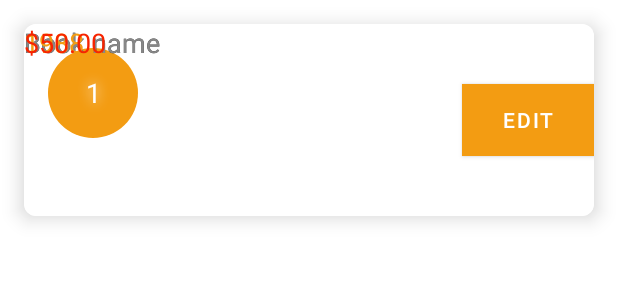
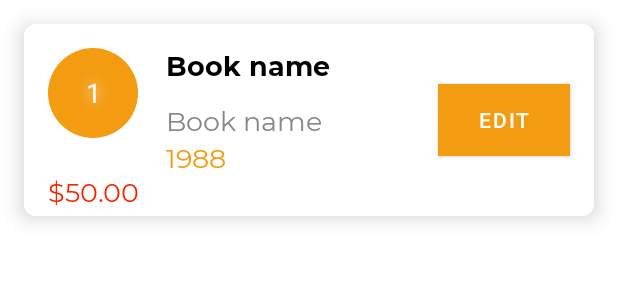
Before and after one commit to omarezzdeen/Firestore-android-app, an Android app: the layout item_book.xml on its own in the app's theme, with its tools: preview values and no code run, on a phone screen of 412 x 824 dp. Shown: the top 300 px of the screen. Run offline under Robolectric (Android 15) with nearby library versions, the phone set to English and light mode, and no system bars.

Commit message:
completed the edit and delete book 1.3

```diff
--- a/app/src/main/java/com/example/firestoreandroidapp/models/Books.kt
+++ b/app/src/main/java/com/example/firestoreandroidapp/models/Books.kt
@@ -4,7 +4,7 @@ import android.os.Parcelable
 import java.util.*
 
 data class Books(
-//    val id: String = "",
+    var id: String = "",
     val bookName: String = "",
     val bookAuthor: String = "",
     val launchYear: String = "",
--- a/app/src/main/java/com/example/firestoreandroidapp/screens/AddBookActivity.kt
+++ b/app/src/main/java/com/example/firestoreandroidapp/screens/AddBookActivity.kt
@@ -8,6 +8,7 @@ import android.widget.EditText
 import android.widget.Toast
 import com.example.firestoreandroidapp.R
 import com.example.firestoreandroidapp.models.Books
+import com.example.firestoreandroidapp.ui.MainActivity
 import com.google.firebase.firestore.ktx.firestore
 import com.google.firebase.ktx.Firebase
 
@@ -21,13 +22,14 @@ class AddBookActivity : AppCompatActivity() {
         val addButton = findViewById<Button>(R.id.btn_add_book)
 
         addButton.setOnClickListener {
+            val bookID = bookCollectionRef.document().id
             val bookName = findViewById<EditText>(R.id.et_book_name).text.toString()
             val bookAuthor = findViewById<EditText>(R.id.et_book_author).text.toString()
             val bookLaunchYear = findViewById<EditText>(R.id.et_launch_year).text.toString()
             val bookPrice = findViewById<EditText>(R.id.et_price).text.toString()
 
             if (bookName.isNotEmpty() && bookAuthor.isNotEmpty() && bookLaunchYear.isNotEmpty() && bookPrice.isNotEmpty()) {
-                val book = Books(bookName, bookAuthor, bookLaunchYear, bookPrice.toDouble())
+                val book = Books(bookID, bookName, bookAuthor, bookLaunchYear, bookPrice.toDouble())
                 saveBooks(book)
             }else{
                 Toast.makeText(this,"Please fill in all fields", Toast.LENGTH_LONG).show()
@@ -40,6 +42,7 @@ class AddBookActivity : AppCompatActivity() {
         bookCollectionRef.add(books).addOnCompleteListener {task->
             if (task.isSuccessful){
                 Toast.makeText(this,"successfully added Book", Toast.LENGTH_LONG).show()
+                startActivity(Intent(this, MainActivity::class.java))
             }else{
                 Toast.makeText(this,"error", Toast.LENGTH_LONG).show()
             }
--- a/app/src/main/java/com/example/firestoreandroidapp/ui/viewHolders/BookViewHolder.kt
+++ b/app/src/main/java/com/example/firestoreandroidapp/ui/viewHolders/BookViewHolder.kt
@@ -1,16 +1,18 @@
 package com.example.firestoreandroidapp.ui.viewHolders
 
+import android.content.Intent
 import android.view.View
 import android.widget.Button
 import android.widget.TextView
 import androidx.recyclerview.widget.RecyclerView
 import com.example.firestoreandroidapp.R
+import com.example.firestoreandroidapp.screens.EditBookActivity
 
 class BookViewHolder(viewItem: View) : RecyclerView.ViewHolder(viewItem) {
     val textNameBook: TextView = viewItem.findViewById(R.id.txt_name_book)
     val textNameAuthor: TextView = viewItem.findViewById(R.id.txt_name_author)
     val textLaunchYear: TextView = viewItem.findViewById(R.id.txt_launch_year)
     val textPriceBook: TextView = viewItem.findViewById(R.id.txt_price_book)
-    val buttonPushEdit: Button = viewItem.findViewById(R.id.btn_edit)
+    val buttonPushEdit: Button = viewItem.findViewById(R.id.btn_push_page_edit)
 
 }
--- a/app/src/main/res/layout/item_book.xml
+++ b/app/src/main/res/layout/item_book.xml
@@ -12,21 +12,16 @@
         android:layout_width="match_parent"
         android:layout_height="match_parent">
 
-
-<!--        <ImageView-->
-<!--            android:id="@+id/img_user"-->
-<!--            android:layout_width="28dp"-->
-<!--            android:layout_height="28dp"-->
-<!--            android:elevation="4dp"-->
-<!--            android:src="@drawable/ic_baseline_add"-->
-<!--            android:visibility="visible" />-->
-
-
         <FrameLayout
-            android:layout_width="match_parent"
-            android:layout_height="match_parent"
+            android:id="@+id/frameLayout"
+            android:layout_width="0dp"
+            android:layout_height="0dp"
             android:background="@android:color/white"
-            android:orientation="vertical" >
+            android:orientation="vertical"
+            app:layout_constraintBottom_toBottomOf="parent"
+            app:layout_constraintEnd_toEndOf="parent"
+            app:layout_constraintStart_toStartOf="parent"
+            app:layout_constraintTop_toTopOf="parent">
 
             <TextView
                 android:layout_width="60dp"
@@ -42,13 +37,14 @@
                 android:textSize="18sp" />
 
             <Button
-                android:id="@+id/btn_edit"
+                android:id="@+id/btn_push_page_edit"
                 android:layout_width="wrap_content"
                 android:layout_height="wrap_content"
                 android:layout_gravity="end|center"
+                android:layout_marginRight="@dimen/_16dp"
                 android:background="@drawable/my_button_bg"
+                android:backgroundTint="@color/white"
                 android:text="EDIT"
-                android:backgroundTint="@color/white"
                 android:textColor="@color/white" />
 
         </FrameLayout>
@@ -57,12 +53,15 @@
             android:id="@+id/txt_name_book"
             android:layout_width="wrap_content"
             android:layout_height="wrap_content"
+            android:layout_marginBottom="12dp"
             android:text="Book name"
             android:textColor="@color/black"
             android:textSize="18dp"
-            tools:ignore="MissingConstraints"
-            tools:layout_editor_absoluteX="93dp"
-            tools:layout_editor_absoluteY="16dp" />
+            app:layout_constraintBottom_toTopOf="@+id/txt_name_author"
+            app:layout_constraintStart_toStartOf="@+id/txt_name_author"
+            app:layout_constraintTop_toTopOf="parent"
+            app:layout_constraintVertical_chainStyle="packed"
+            tools:ignore="MissingConstraints" />
 
         <com.example.firestoreandroidapp.utils.MSPTextView
             android:id="@+id/txt_name_author"
@@ -71,31 +70,37 @@
             android:text="Book name"
             android:textColor="@color/colorDarkGrey"
             android:textSize="18dp"
-            tools:ignore="MissingConstraints"
-            tools:layout_editor_absoluteX="93dp"
-            tools:layout_editor_absoluteY="52dp" />
+            app:layout_constraintBottom_toTopOf="@+id/txt_launch_year"
+            app:layout_constraintStart_toStartOf="@+id/txt_launch_year"
+            app:layout_constraintTop_toBottomOf="@+id/txt_name_book"
+            tools:ignore="MissingConstraints" />
 
         <com.example.firestoreandroidapp.utils.MSPTextView
             android:id="@+id/txt_launch_year"
             android:layout_width="wrap_content"
             android:layout_height="wrap_content"
+            android:layout_marginStart="17dp"
+            android:layout_marginBottom="12dp"
             android:text="1988"
             android:textColor="@color/colorPrimary"
             android:textSize="18dp"
-            tools:ignore="MissingConstraints"
-            tools:layout_editor_absoluteX="93dp"
-            tools:layout_editor_absoluteY="76dp" />
+            app:layout_constraintBottom_toBottomOf="parent"
+            app:layout_constraintStart_toEndOf="@+id/txt_price_book"
+            app:layout_constraintTop_toBottomOf="@+id/txt_name_author"
+            tools:ignore="MissingConstraints" />
 
         <com.example.firestoreandroidapp.utils.MSPTextView
             android:id="@+id/txt_price_book"
             android:layout_width="wrap_content"
             android:layout_height="wrap_content"
+            android:layout_marginStart="16dp"
+            android:layout_marginBottom="4dp"
             android:text="$50.00"
             android:textColor="@color/colorSnackBarError"
             android:textSize="18dp"
-            tools:ignore="MissingConstraints"
-            tools:layout_editor_absoluteX="16dp"
-            tools:layout_editor_absoluteY="100dp" />
+            app:layout_constraintBottom_toBottomOf="parent"
+            app:layout_constraintStart_toStartOf="parent"
+            tools:ignore="MissingConstraints" />
 
         <!--        <androidx.constraintlayout.widget.Group-->
         <!--            android:id="@+id/group2"-->
```
Also changed, not shown: app/src/main/java/com/example/firestoreandroidapp/screens/EditBookActivity.kt (+12 -3 lines), app/src/main/java/com/example/firestoreandroidapp/ui/BookAdapter.kt (+22 -8 lines), app/src/main/java/com/example/firestoreandroidapp/ui/MainActivity.kt (+31 -36 lines), app/src/main/assets/Montserrat-Bold.ttf (added), app/src/main/assets/Montserrat-Regular.ttf (added). Lines whose indentation alone changed are shown as unchanged.
